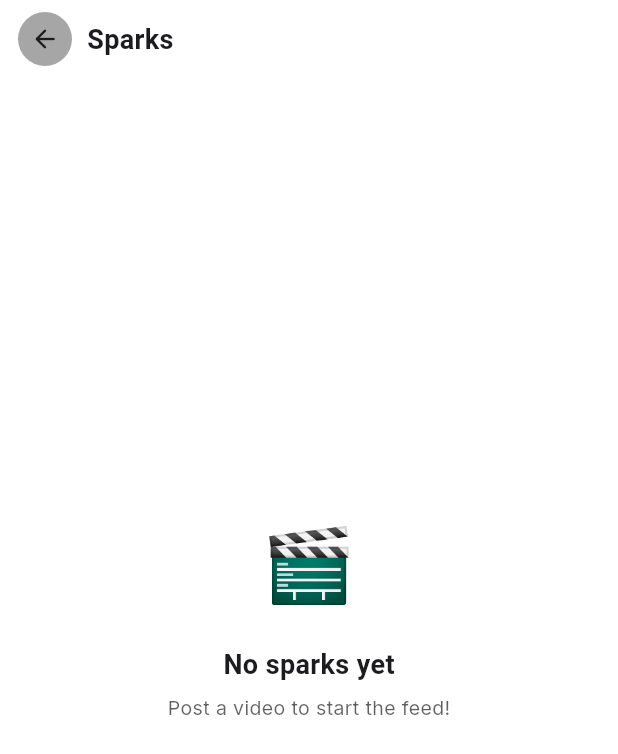
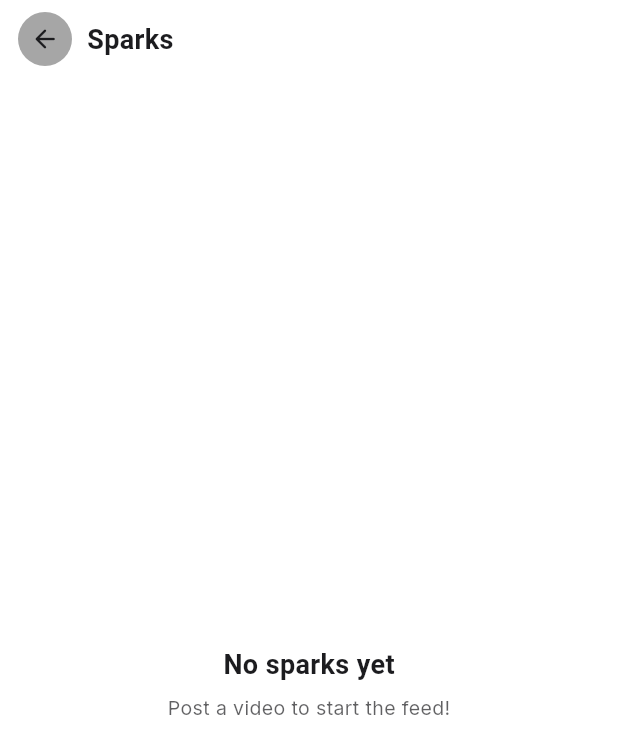
Before and after one commit to Shaikhanas2110/Whispr, a Flutter app: the ReelsScreen screen opened by its route, on a phone screen of 412 x 824 dp. Shown: the top 754 px of the screen. Run offline on Flutter 3.47's test engine with Material 3 defaults, Android fonts, the phone set to English and light mode, and no system bars; our stand-ins replace cached_network_image, cloud_firestore, firebase_auth, firebase_core, firebase_crashlytics, flutter_animate and 12 more; missing offline and left inert: flutter_displaymode, giphy_get, video_compress; accounts and stored records are empty; statements that could not run were skipped.

Commit message:
Emoji removed from sparks screen

```diff
--- a/lib/features/sparks/data/sparks_video_cache.dart
+++ b/lib/features/sparks/data/sparks_video_cache.dart
@@ -40,7 +40,6 @@ class ReelVideoCache {
   /// Fire-and-forget preload — call this for reels just ahead of the
   /// current one so they're ready by the time the user scrolls to them.
   void preload(WPost post) {
-    // ignore: unawaited_futures
     ensure(post);
   }
 
--- a/lib/features/sparks/presentation/sparks_screen.dart
+++ b/lib/features/sparks/presentation/sparks_screen.dart
@@ -377,7 +377,7 @@ class _EmptyReels extends StatelessWidget {
         child: Column(
           mainAxisAlignment: MainAxisAlignment.center,
           children: [
-            const Text('🎬', style: TextStyle(fontSize: 48)),
+            const Text('', style: TextStyle(fontSize: 48)),
             const SizedBox(height: 16),
             Text(
               'No sparks yet',
```
